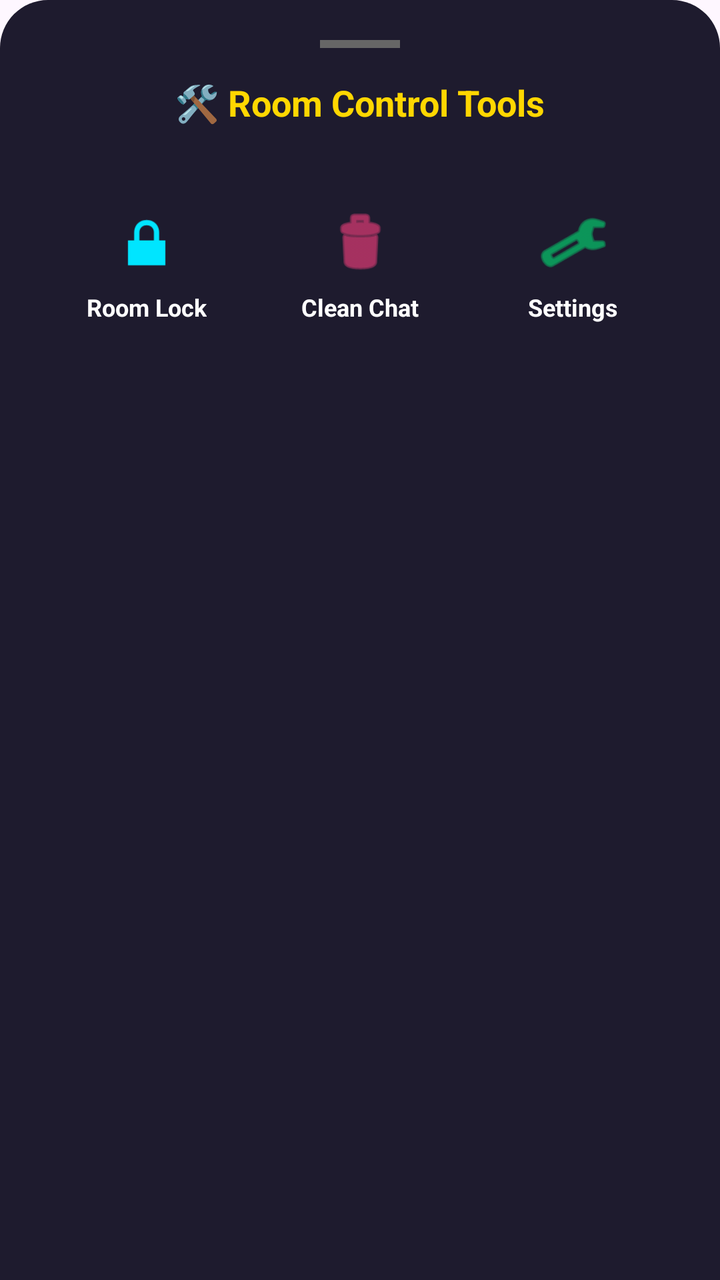
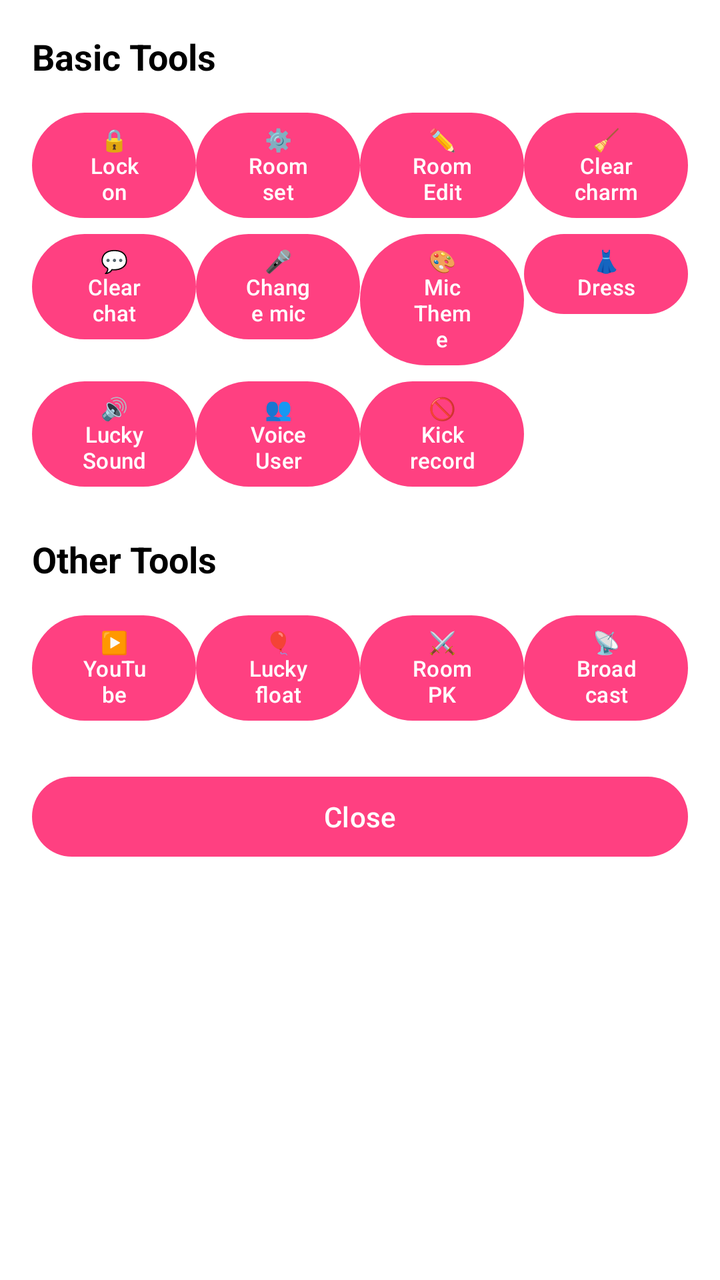

Compare the two renders of this Android layout. The source of the first and the diff that turns it into the second are given below.
<!-- AndroidManifest.xml: application theme Theme.SRVoiceChat -->
<!-- res/layout/dialog_room_tools.xml -->
<?xml version="1.0" encoding="utf-8"?>
<LinearLayout xmlns:android="http://schemas.android.com/apk/res/android"
    android:layout_width="match_parent"
    android:layout_height="wrap_content"
    android:orientation="vertical"
    android:background="@drawable/bg_bottom_sheet_rounded"
    android:padding="20dp"
    android:gravity="center_horizontal">

    
    <View
        android:layout_width="40dp"
        android:layout_height="4dp"
        android:background="#CCCCCC"
        android:layout_marginBottom="15dp"
        android:backgroundTint="#666666"/>

    
    <TextView
        android:layout_width="wrap_content"
        android:layout_height="wrap_content"
        android:text="🛠️ Room Control Tools"
        android:textColor="#FFD700"
        android:textSize="18sp"
        android:textStyle="bold"
        android:layout_marginBottom="20dp"/>

    
    <GridLayout
        android:layout_width="match_parent"
        android:layout_height="wrap_content"
        android:columnCount="3"
        android:alignmentMode="alignMargins"
        android:columnOrderPreserved="false"
        android:gravity="center">

        
        <LinearLayout
            android:id="@+id/toolRoomLock"
            android:layout_width="0dp"
            android:layout_height="wrap_content"
            android:layout_columnWeight="1"
            android:orientation="vertical"
            android:gravity="center"
            android:clickable="true"
            android:focusable="true"
            android:background="?attr/selectableItemBackgroundBorderless"
            android:padding="12dp"
            android:layout_margin="8dp">

            <ImageView
                android:layout_width="36dp"
                android:layout_height="36dp"
                android:src="@android:drawable/ic_lock_lock"
                android:tint="#00E5FF"
                android:layout_marginBottom="6dp"/>

            <TextView
                android:layout_width="wrap_content"
                android:layout_height="wrap_content"
                android:text="Room Lock"
                android:textColor="#FFFFFF"
                android:textSize="12sp"
                android:textStyle="bold"/>
        </LinearLayout>

        
        <LinearLayout
            android:id="@+id/toolCleanChat"
            android:layout_width="0dp"
            android:layout_height="wrap_content"
            android:layout_columnWeight="1"
            android:orientation="vertical"
            android:gravity="center"
            android:clickable="true"
            android:focusable="true"
            android:background="?attr/selectableItemBackgroundBorderless"
            android:padding="12dp"
            android:layout_margin="8dp">

            <ImageView
                android:layout_width="36dp"
                android:layout_height="36dp"
                android:src="@android:drawable/ic_menu_delete"
                android:tint="#FF4081"
                android:layout_marginBottom="6dp"/>

            <TextView
                android:layout_width="wrap_content"
                android:layout_height="wrap_content"
                android:text="Clean Chat"
                android:textColor="#FFFFFF"
                android:textSize="12sp"
                android:textStyle="bold"/>
        </LinearLayout>

        
        <LinearLayout
            android:id="@+id/toolRoomSettings"
            android:layout_width="0dp"
            android:layout_height="wrap_content"
            android:layout_columnWeight="1"
            android:orientation="vertical"
            android:gravity="center"
            android:clickable="true"
            android:focusable="true"
            android:background="?attr/selectableItemBackgroundBorderless"
            android:padding="12dp"
            android:layout_margin="8dp">

            <ImageView
                android:layout_width="36dp"
                android:layout_height="36dp"
                android:src="@android:drawable/ic_menu_manage"
                android:tint="#00E676"
                android:layout_marginBottom="6dp"/>

            <TextView
                android:layout_width="wrap_content"
                android:layout_height="wrap_content"
                android:text="Settings"
                android:textColor="#FFFFFF"
                android:textSize="12sp"
                android:textStyle="bold"/>
        </LinearLayout>

    </GridLayout>

</LinearLayout>
<!-- resources referenced by this layout -->
<resources>
  <!-- drawable bg_bottom_sheet_rounded (drawable) -->
  <?xml version="1.0" encoding="utf-8"?>
  <shape xmlns:android="http://schemas.android.com/apk/res/android">
      <solid android:color="@color/gift_panel_bg"/>
      <corners android:topLeftRadius="24dp" android:topRightRadius="24dp"/>
  </shape>
  <style name="Theme.SRVoiceChat" parent="Theme.Material3.DayNight.NoActionBar">
          <item name="colorPrimary">#FF4081</item>
          <item name="android:statusBarColor">#FF4081</item>
          <item name="android:windowLightStatusBar">true</item>
      </style>
  <color name="gift_panel_bg">#1E1B2E</color>
</resources>

<!-- the commit's change to res/layout/dialog_room_tools.xml (unified diff, before → after) -->
@@ -1,129 +1,69 @@
 <?xml version="1.0" encoding="utf-8"?>
-<LinearLayout xmlns:android="http://schemas.android.com/apk/res/android"
+<ScrollView xmlns:android="http://schemas.android.com/apk/res/android"
     android:layout_width="match_parent"
     android:layout_height="wrap_content"
-    android:orientation="vertical"
-    android:background="@drawable/bg_bottom_sheet_rounded"
-    android:padding="20dp"
-    android:gravity="center_horizontal">
+    android:background="@android:color/white"
+    android:padding="16dp">
 
-    
-    <View
-        android:layout_width="40dp"
-        android:layout_height="4dp"
-        android:background="#CCCCCC"
-        android:layout_marginBottom="15dp"
-        android:backgroundTint="#666666"/>
-
-    
-    <TextView
-        android:layout_width="wrap_content"
-        android:layout_height="wrap_content"
-        android:text="🛠️ Room Control Tools"
-        android:textColor="#FFD700"
-        android:textSize="18sp"
-        android:textStyle="bold"
-        android:layout_marginBottom="20dp"/>
-
-    
-    <GridLayout
+    <LinearLayout
         android:layout_width="match_parent"
         android:layout_height="wrap_content"
-        android:columnCount="3"
-        android:alignmentMode="alignMargins"
-        android:columnOrderPreserved="false"
-        android:gravity="center">
+        android:orientation="vertical">
 
-        
-        <LinearLayout
-            android:id="@+id/toolRoomLock"
-            android:layout_width="0dp"
+        <TextView
+            android:layout_width="wrap_content"
             android:layout_height="wrap_content"
-            android:layout_columnWeight="1"
-            android:orientation="vertical"
-            android:gravity="center"
-            android:clickable="true"
-            android:focusable="true"
-            android:background="?attr/selectableItemBackgroundBorderless"
-            android:padding="12dp"
-            android:layout_margin="8dp">
+            android:text="Basic Tools"
+            android:textSize="18sp"
+            android:textStyle="bold"
+            android:textColor="#000000" />
 
-            <ImageView
-                android:layout_width="36dp"
-                android:layout_height="36dp"
-                android:src="@android:drawable/ic_lock_lock"
-                android:tint="#00E5FF"
-                android:layout_marginBottom="6dp"/>
+        <GridLayout
+            android:layout_width="match_parent"
+            android:layout_height="wrap_content"
+            android:columnCount="4"
+            android:rowCount="3"
+            android:layout_marginTop="12dp">
 
-            <TextView
-                android:layout_width="wrap_content"
-                android:layout_height="wrap_content"
-                android:text="Room Lock"
-                android:textColor="#FFFFFF"
-                android:textSize="12sp"
-                android:textStyle="bold"/>
-        </LinearLayout>
+            <Button android:id="@+id/toolLock" android:layout_width="0dp" android:layout_height="wrap_content" android:layout_columnWeight="1" android:text="🔒 Lock on" android:textSize="11sp" />
+            <Button android:id="@+id/toolRoomSet" android:layout_width="0dp" android:layout_height="wrap_content" android:layout_columnWeight="1" android:text="⚙️ Room set" android:textSize="11sp" />
+            <Button android:id="@+id/toolRoomEdit" android:layout_width="0dp" android:layout_height="wrap_content" android:layout_columnWeight="1" android:text="✏️ Room Edit" android:textSize="11sp" />
+            <Button android:id="@+id/toolClearCharm" android:layout_width="0dp" android:layout_height="wrap_content" android:layout_columnWeight="1" android:text="🧹 Clear charm" android:textSize="11sp" />
+            <Button android:id="@+id/toolClearChat" android:layout_width="0dp" android:layout_height="wrap_content" android:layout_columnWeight="1" android:text="💬 Clear chat" android:textSize="11sp" />
+            <Button android:id="@+id/toolChangeMic" android:layout_width="0dp" android:layout_height="wrap_content" android:layout_columnWeight="1" android:text="🎤 Change mic" android:textSize="11sp" />
+            <Button android:id="@+id/toolMicTheme" android:layout_width="0dp" android:layout_height="wrap_content" android:layout_columnWeight="1" android:text="🎨 Mic Theme" android:textSize="11sp" />
+            <Button android:id="@+id/toolDress" android:layout_width="0dp" android:layout_height="wrap_content" android:layout_columnWeight="1" android:text="👗 Dress" android:textSize="11sp" />
+            <Button android:id="@+id/toolLuckySound" android:layout_width="0dp" android:layout_height="wrap_content" android:layout_columnWeight="1" android:text="🔊 Lucky Sound" android:textSize="11sp" />
+            <Button android:id="@+id/toolVoiceUser" android:layout_width="0dp" android:layout_height="wrap_content" android:layout_columnWeight="1" android:text="👥 Voice User" android:textSize="11sp" />
+            <Button android:id="@+id/toolKickRecord" android:layout_width="0dp" android:layout_height="wrap_content" android:layout_columnWeight="1" android:text="🚫 Kick record" android:textSize="11sp" />
+        </GridLayout>
 
-        
-        <LinearLayout
-            android:id="@+id/toolCleanChat"
-            android:layout_width="0dp"
+        <TextView
+            android:layout_width="wrap_content"
             android:layout_height="wrap_content"
-            android:layout_columnWeight="1"
-            android:orientation="vertical"
-            android:gravity="center"
-            android:clickable="true"
-            android:focusable="true"
-            android:background="?attr/selectableItemBackgroundBorderless"
-            android:padding="12dp"
-            android:layout_margin="8dp">
+            android:text="Other Tools"
+            android:textSize="18sp"
+            android:textStyle="bold"
+            android:textColor="#000000"
+            android:layout_marginTop="20dp" />
 
-            <ImageView
-                android:layout_width="36dp"
-                android:layout_height="36dp"
-                android:src="@android:drawable/ic_menu_delete"
-                android:tint="#FF4081"
-                android:layout_marginBottom="6dp"/>
+        <GridLayout
+            android:layout_width="match_parent"
+            android:layout_height="wrap_content"
+            android:columnCount="4"
+            android:layout_marginTop="12dp">
 
-            <TextView
-                android:layout_width="wrap_content"
-                android:layout_height="wrap_content"
-                android:text="Clean Chat"
-                android:textColor="#FFFFFF"
-                android:textSize="12sp"
-                android:textStyle="bold"/>
-        </LinearLayout>
+            <Button android:id="@+id/toolYoutube" android:layout_width="0dp" android:layout_height="wrap_content" android:layout_columnWeight="1" android:text="▶️ YouTube" android:textSize="11sp" />
+            <Button android:id="@+id/toolLuckyFloat" android:layout_width="0dp" android:layout_height="wrap_content" android:layout_columnWeight="1" android:text="🎈 Lucky float" android:textSize="11sp" />
+            <Button android:id="@+id/toolRoomPK" android:layout_width="0dp" android:layout_height="wrap_content" android:layout_columnWeight="1" android:text="⚔️ Room PK" android:textSize="11sp" />
+            <Button android:id="@+id/toolBroadcast" android:layout_width="0dp" android:layout_height="wrap_content" android:layout_columnWeight="1" android:text="📡 Broadcast" android:textSize="11sp" />
+        </GridLayout>
 
-        
-        <LinearLayout
-            android:id="@+id/toolRoomSettings"
-            android:layout_width="0dp"
+        <Button
+            android:id="@+id/btnToolsClose"
+            android:layout_width="match_parent"
             android:layout_height="wrap_content"
-            android:layout_columnWeight="1"
-            android:orientation="vertical"
-            android:gravity="center"
-            android:clickable="true"
-            android:focusable="true"
-            android:background="?attr/selectableItemBackgroundBorderless"
-            android:padding="12dp"
-            android:layout_margin="8dp">
-
-            <ImageView
-                android:layout_width="36dp"
-                android:layout_height="36dp"
-                android:src="@android:drawable/ic_menu_manage"
-                android:tint="#00E676"
-                android:layout_marginBottom="6dp"/>
-
-            <TextView
-                android:layout_width="wrap_content"
-                android:layout_height="wrap_content"
-                android:text="Settings"
-                android:textColor="#FFFFFF"
-                android:textSize="12sp"
-                android:textStyle="bold"/>
-        </LinearLayout>
-
-    </GridLayout>
-
-</LinearLayout>
+            android:text="Close"
+            android:layout_marginTop="20dp" />
+    </LinearLayout>
+</ScrollView>
<!-- resource entries referenced after the edit -->
@@ -1,16 +1,9 @@
 <!-- resources referenced by this layout -->
 <resources>
-  <!-- drawable bg_bottom_sheet_rounded (drawable) -->
-  <?xml version="1.0" encoding="utf-8"?>
-  <shape xmlns:android="http://schemas.android.com/apk/res/android">
-      <solid android:color="@color/gift_panel_bg"/>
-      <corners android:topLeftRadius="24dp" android:topRightRadius="24dp"/>
-  </shape>
   <style name="Theme.SRVoiceChat" parent="Theme.Material3.DayNight.NoActionBar">
           <item name="colorPrimary">#FF4081</item>
           <item name="android:statusBarColor">#FF4081</item>
           <item name="android:windowLightStatusBar">true</item>
       </style>
-  <color name="gift_panel_bg">#1E1B2E</color>
 </resources>
 
